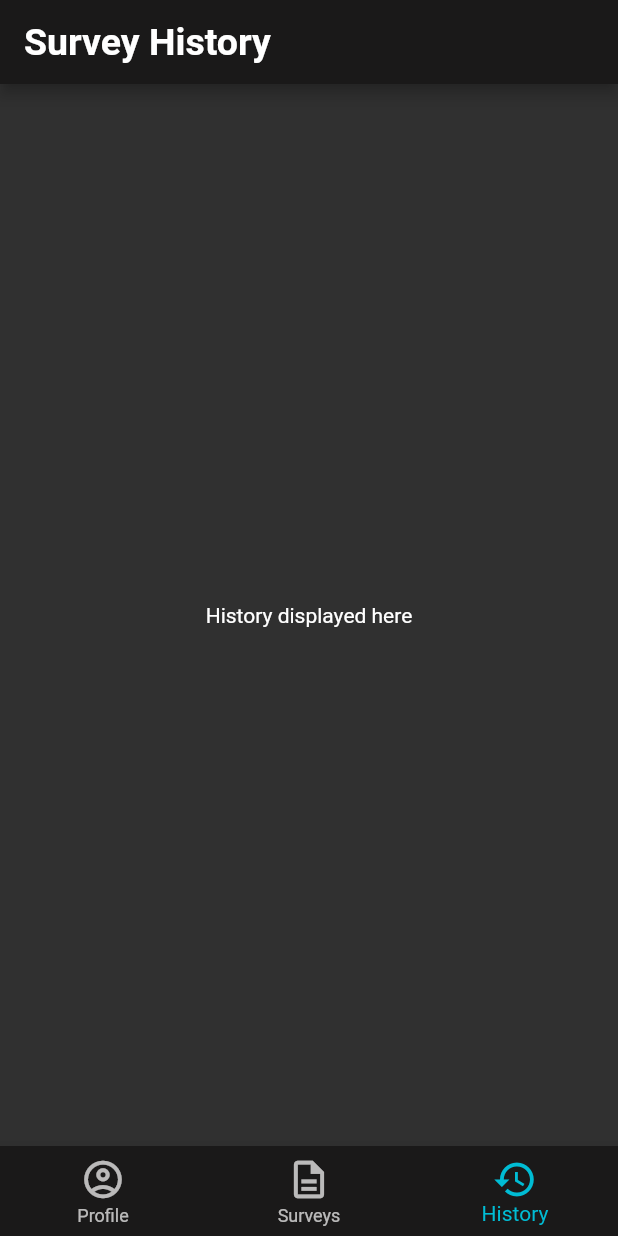
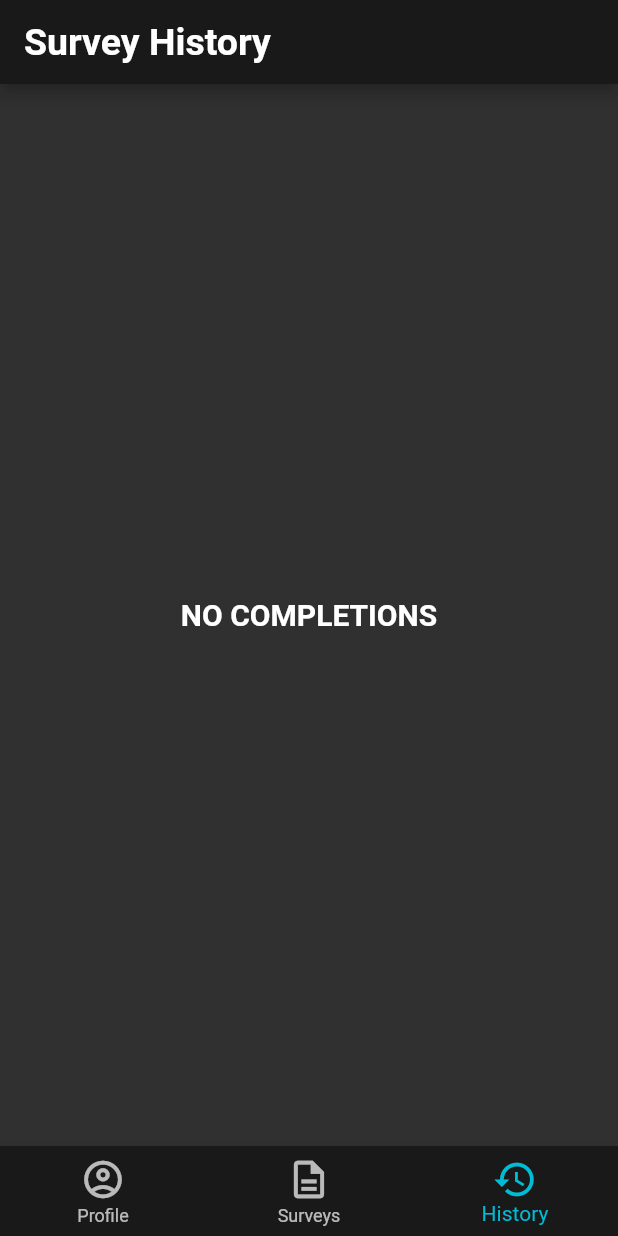
Before and after one commit to BraydenKlemens/FlutterApps, a Flutter app: the screen it shows after launch, item 3 of the bottom bar chosen, on a phone screen of 412 x 824 dp. Run offline on Flutter 3.47's test engine with Material 2 defaults, Android fonts, the phone set to English and light mode, and no system bars; our stand-ins replace flutter_form_builder, webview_flutter.

Commit message:
History done

```diff
--- /dev/null
+++ b/survey_app/lib/modals/complete_survey.dart
@@ -0,0 +1,14 @@
+class CompleteSurvey {
+  final String name;
+  final String url;
+  bool isCompleted;
+  DateTime date;
+
+  CompleteSurvey({
+    required this.name,
+    required this.url,
+    required this.isCompleted,
+    required this.date
+  });
+
+}
--- a/survey_app/lib/screens/history_screen.dart
+++ b/survey_app/lib/screens/history_screen.dart
@@ -1,4 +1,8 @@
 import 'package:flutter/material.dart';
+import 'package:provider/provider.dart';
+
+import '../providers/app_provider.dart';
+import 'home_screen.dart';
 
 class HistoryScreen extends StatefulWidget {
   const HistoryScreen({ Key? key }) : super(key: key);
@@ -15,7 +19,23 @@ class _HistoryScreenState extends State<HistoryScreen> {
         title: const Text('Survey History', style: TextStyle(color: Colors.white, fontWeight: FontWeight.bold, fontSize: 25)),
         backgroundColor: const Color.fromARGB(255, 26, 25, 25),
       ),
-      body:  const Center(child: Text('History displayed here'))
+      body: Consumer<AppProvider>(
+        builder: (context, appState, child) {
+          var completedsurveys = appState.completedSurveys;
+          if(completedsurveys.isNotEmpty){
+            return ListView(
+              children: [
+                for(int i = 0; i < completedsurveys.length; i++)
+                  ListTile(
+                    title: Text(completedsurveys[i].name)
+                  )
+              ],
+            );
+          }else{
+            return const Center(child: Text('NO COMPLETIONS', style: TextStyle(fontSize: 20, fontWeight: FontWeight.bold)));
+          }
+        },
+      )
     );
   }
 }
--- a/survey_app/lib/screens/home_screen.dart
+++ b/survey_app/lib/screens/home_screen.dart
@@ -60,7 +60,6 @@ class CustomListTile extends StatefulWidget {
 }
 
 class _CustomListTileState extends State<CustomListTile> {
-  bool isSelected = false;
 
   @override
   Widget build(BuildContext context) {
@@ -75,12 +74,14 @@ class _CustomListTileState extends State<CustomListTile> {
         ),
         child: InkWell(
           onTap: () {
+            if(!widget.survey.isCompleted){
               Navigator.push(context, MaterialPageRoute(
                 builder: (context) => SurveyTool(
                   survey: widget.survey,
                   index: widget.index,
                 )
               ));
+            }
           },
           child: Row(
             mainAxisAlignment: MainAxisAlignment.spaceBetween,
--- a/survey_app/lib/screens/survey_screen.dart
+++ b/survey_app/lib/screens/survey_screen.dart
@@ -39,6 +39,7 @@ class _SurveyToolState extends State<SurveyTool> {
           //This means the survey has finished and we can update the state
           if(currentPage == 'https://qemg.uoguelph.ca/thank-you/'){
             Provider.of<AppProvider>(context, listen: false).completeSurvey(widget.index);
+            Provider.of<AppProvider>(context, listen: false).addToCompleted(widget.survey);
           }
         },
       )
```
Also changed, not shown: survey_app/lib/modals/my_surveys.dart (+4 -4 lines), survey_app/lib/providers/app_provider.dart (+14 -0 lines). Lines whose indentation alone changed are shown as unchanged.
